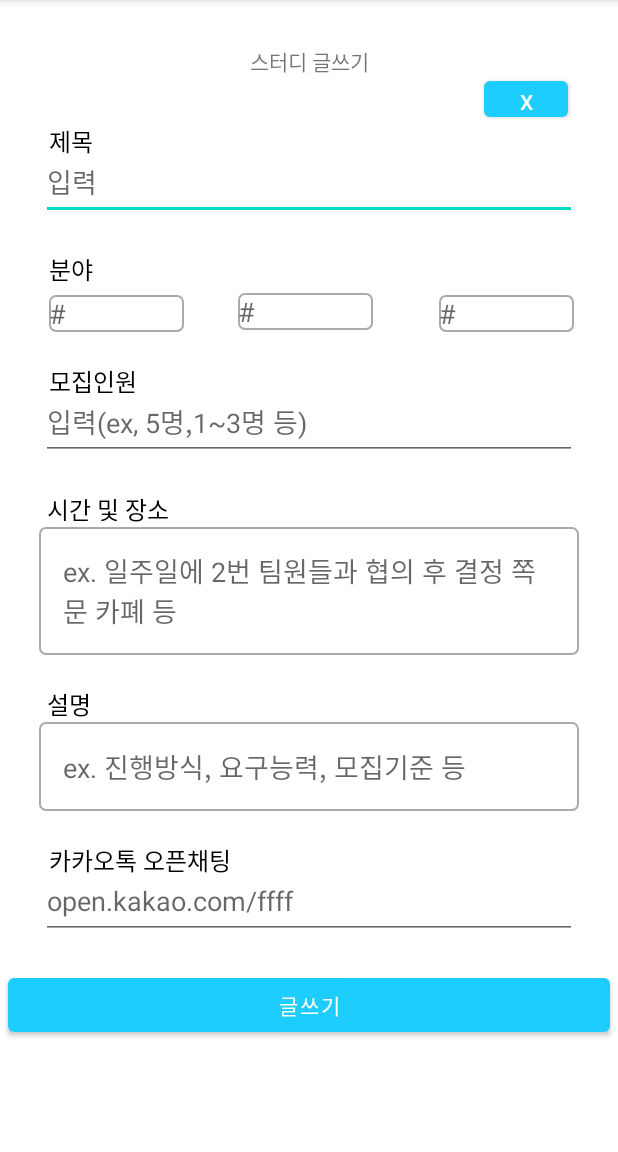
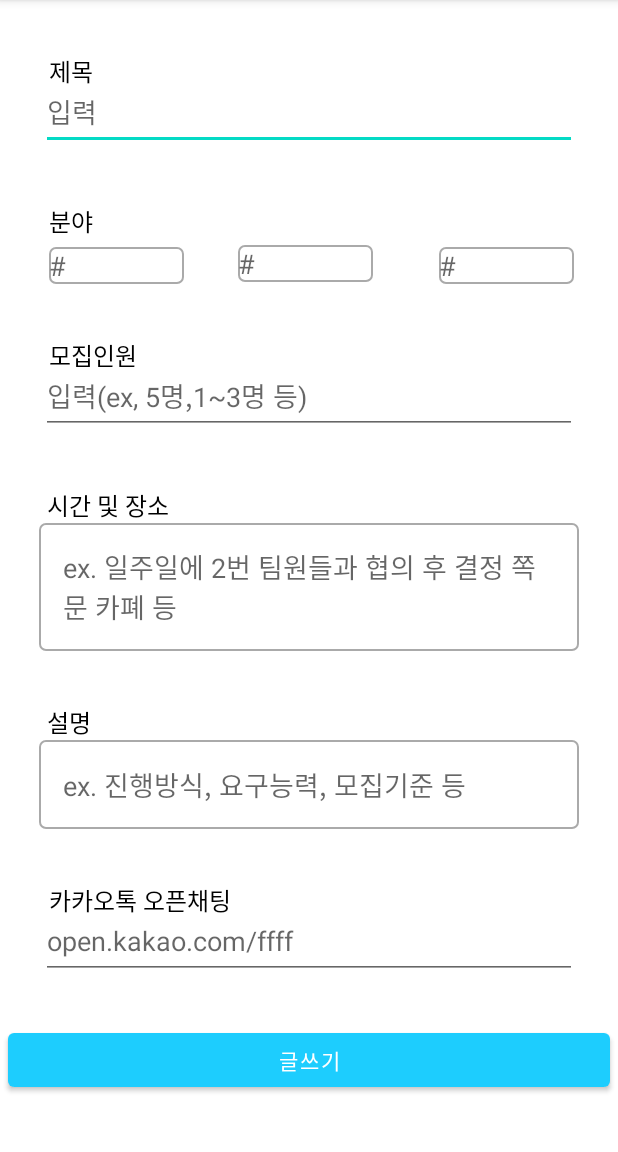
Before and after one commit to Ktaewon/2021KNU-Hackathon, an Android app: the StudyPostActivity screen opened directly, with no data from a screen before it, on a phone screen of 412 x 824 dp, the part 84-1236 px from its top. Run offline under Robolectric (Android 15) with nearby library versions, the phone set to English and light mode, and no system bars.

Commit message:
Study Part UI 수정 메인 페이지 스터디 게시글 보이게함 + 스크롤뷰 스터디페이지 게시글 커스텀뷰 적용 키보드 레이아웃 팝업시 화면 밀려나는 현상 제거

```diff
--- a/app/src/main/AndroidManifest.xml
+++ b/app/src/main/AndroidManifest.xml
@@ -19,11 +19,12 @@
         <activity android:name=".StudyPackage.StudyPostActivity"
             android:windowSoftInputMode="adjustResize"/>
         <activity android:name=".StudyPackage.MainStudyActivity"/>
-        <activity android:name=".StudyPackage.LoginActivity"
+        <activity android:name=".LoginActivity"
             android:windowSoftInputMode="adjustResize"/>
 <!--        <activity android:name=".StudyPackage.MainStudyActivity">-->
         <activity android:name=".InfoBoard.InfoDataDescriptionActivity" />
         <activity android:name=".InfoBoard.InfoMainActivity" />
+
         <activity android:name=".MainActivity">
             <intent-filter>
                 <action android:name="android.intent.action.MAIN" />
--- a/app/src/main/java/com/beoks/a2021knu_hackton/StudyPackage/StudyPostActivity.java
+++ b/app/src/main/java/com/beoks/a2021knu_hackton/StudyPackage/StudyPostActivity.java
@@ -16,7 +16,6 @@ public class StudyPostActivity extends AppCompatActivity {
         super.onCreate(savedInstanceState);
         setContentView(R.layout.activity_study_post);
         setPostStudyButton();
-        setStudyPostCancelButton();
     }
 
     void setPostStudyButton(){
@@ -30,13 +29,5 @@ public class StudyPostActivity extends AppCompatActivity {
     }
 
 
-    void setStudyPostCancelButton(){
-        ((Button)findViewById(R.id.study_post_cancel_button)).setOnClickListener(new View.OnClickListener() {
-            @Override
-            public void onClick(View view) {
-                Intent intent=new Intent(getApplicationContext(), MainStudyActivity.class);
-                startActivity(intent);
-            }
-        });
-    }
+
 }
--- a/app/src/main/res/layout/activity_login.xml
+++ b/app/src/main/res/layout/activity_login.xml
@@ -4,7 +4,7 @@
     xmlns:tools="http://schemas.android.com/tools"
     android:layout_width="match_parent"
     android:layout_height="match_parent"
-    tools:context=".StudyPackage.LoginActivity">
+    tools:context=".LoginActivity">
 
     <TextView
         android:id="@+id/title_text_view"
--- a/app/src/main/res/layout/activity_study_post.xml
+++ b/app/src/main/res/layout/activity_study_post.xml
@@ -19,35 +19,14 @@
             android:layout_width="match_parent"
             android:layout_height="wrap_content">
 
-            <TextView
-                android:id="@+id/study_post_textview"
-                android:layout_width="wrap_content"
-                android:layout_height="wrap_content"
-                android:layout_marginTop="30dp"
-                android:text="스터디 글쓰기"
-                app:layout_constraintEnd_toEndOf="parent"
-                app:layout_constraintStart_toStartOf="parent"
-                app:layout_constraintTop_toTopOf="parent" />
-
-            <Button
-                android:id="@+id/study_post_cancel_button"
-                android:layout_width="56dp"
-                android:layout_height="36dp"
-                android:layout_marginTop="48dp"
-                android:text="X"
-                app:layout_constraintEnd_toEndOf="parent"
-                app:layout_constraintHorizontal_bias="0.697"
-                app:layout_constraintStart_toEndOf="@+id/study_post_textview"
-                app:layout_constraintTop_toTopOf="parent" />
-
             <FrameLayout
                 android:id="@+id/title_input_layout"
                 android:layout_width="357dp"
                 android:layout_height="wrap_content"
-                android:layout_marginTop="25dp"
+                android:layout_marginTop="30dp"
                 app:layout_constraintEnd_toEndOf="parent"
                 app:layout_constraintStart_toStartOf="parent"
-                app:layout_constraintTop_toBottomOf="@+id/study_post_textview">
+                app:layout_constraintTop_toTopOf="parent">
 
                 <androidx.constraintlayout.widget.ConstraintLayout
                     android:layout_width="match_parent"
@@ -85,7 +64,7 @@
                 android:id="@+id/category_input_layout"
                 android:layout_width="357dp"
                 android:layout_height="wrap_content"
-                android:layout_marginTop="15dp"
+                android:layout_marginTop="30dp"
                 app:layout_constraintEnd_toEndOf="parent"
                 app:layout_constraintStart_toStartOf="parent"
                 app:layout_constraintTop_toBottomOf="@+id/title_input_layout">
@@ -153,7 +132,7 @@
                 android:id="@+id/recruitment_people_input_layout"
                 android:layout_width="357dp"
                 android:layout_height="wrap_content"
-                android:layout_marginTop="15dp"
+                android:layout_marginTop="30dp"
                 app:layout_constraintEnd_toEndOf="parent"
                 app:layout_constraintStart_toStartOf="parent"
                 app:layout_constraintTop_toBottomOf="@+id/category_input_layout">
@@ -194,7 +173,7 @@
                 android:id="@+id/timeplace_layout"
                 android:layout_width="360dp"
                 android:layout_height="wrap_content"
-                android:layout_marginTop="15dp"
+                android:layout_marginTop="30dp"
                 app:layout_constraintEnd_toEndOf="parent"
                 app:layout_constraintStart_toStartOf="parent"
                 app:layout_constraintTop_toBottomOf="@+id/recruitment_people_input_layout">
@@ -238,7 +217,7 @@
                 android:id="@+id/description_layout"
                 android:layout_width="360dp"
                 android:layout_height="wrap_content"
-                android:layout_marginTop="15dp"
+                android:layout_marginTop="30dp"
                 app:layout_constraintEnd_toEndOf="parent"
                 app:layout_constraintStart_toStartOf="parent"
                 app:layout_constraintTop_toBottomOf="@+id/timeplace_layout">
@@ -283,7 +262,7 @@
                 android:id="@+id/link_input_layout"
                 android:layout_width="357dp"
                 android:layout_height="wrap_content"
-                android:layout_marginTop="15dp"
+                android:layout_marginTop="30dp"
                 app:layout_constraintEnd_toEndOf="parent"
                 app:layout_constraintStart_toStartOf="parent"
                 app:layout_constraintTop_toBottomOf="@id/description_layout">
@@ -326,7 +305,7 @@
                 android:layout_height="wrap_content"
                 android:layout_marginStart="5dp"
                 android:layout_marginLeft="5dp"
-                android:layout_marginTop="20dp"
+                android:layout_marginTop="30dp"
                 android:layout_marginEnd="5dp"
                 android:layout_marginRight="5dp"
                 android:text="글쓰기"
```
Also changed, not shown: app/src/main/java/com/beoks/a2021knu_hackton/MainActivity.java (renamed from app/src/main/java/com/beoks/a2021knu_hackton/StudyPackage/MainActivity.java, +20 -1 lines), app/src/main/java/com/beoks/a2021knu_hackton/StudyPackage/LoginActivity.java (deleted, +0 -16 lines), app/src/main/java/com/beoks/a2021knu_hackton/StudyPackage/MainStudyActivity.java (+25 -8 lines), app/src/main/res/layout/activity_main.xml (+41 -12 lines), app/src/main/res/layout/activity_main_study.xml (+5 -28 lines).
